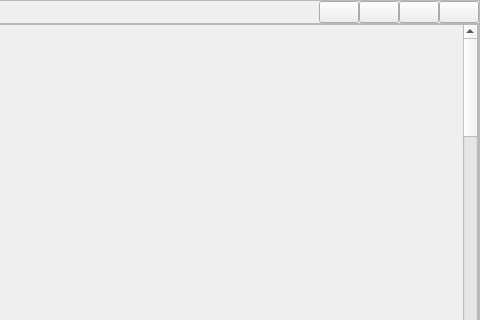
LaM0uette/PySide6_Blank_Project_demo, file src/gui/main.ui: the form before one commit; both pictures show x 361 to 841 and y 0 to 320 of the 841 by 792 pixel window.
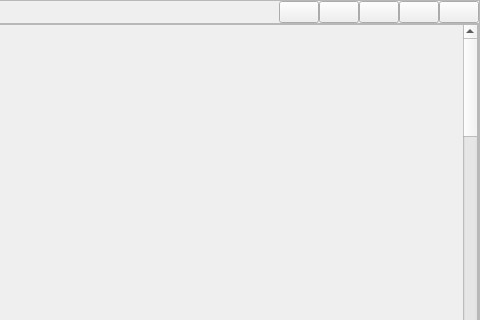
The form after the commit.

Diff of the .ui file:
```diff
--- a/src/gui/main.ui
+++ b/src/gui/main.ui
@@ -103,6 +103,9 @@
            </property>
           </spacer>
          </item>
+         <item>
+          <widget class="QPushButton" name="pb_mt_option_2"/>
+         </item>
          <item>
           <widget class="QPushButton" name="pb_mt_option"/>
          </item>
```
Left out of the diff: 2 changed lines with no effect on the pictures.
